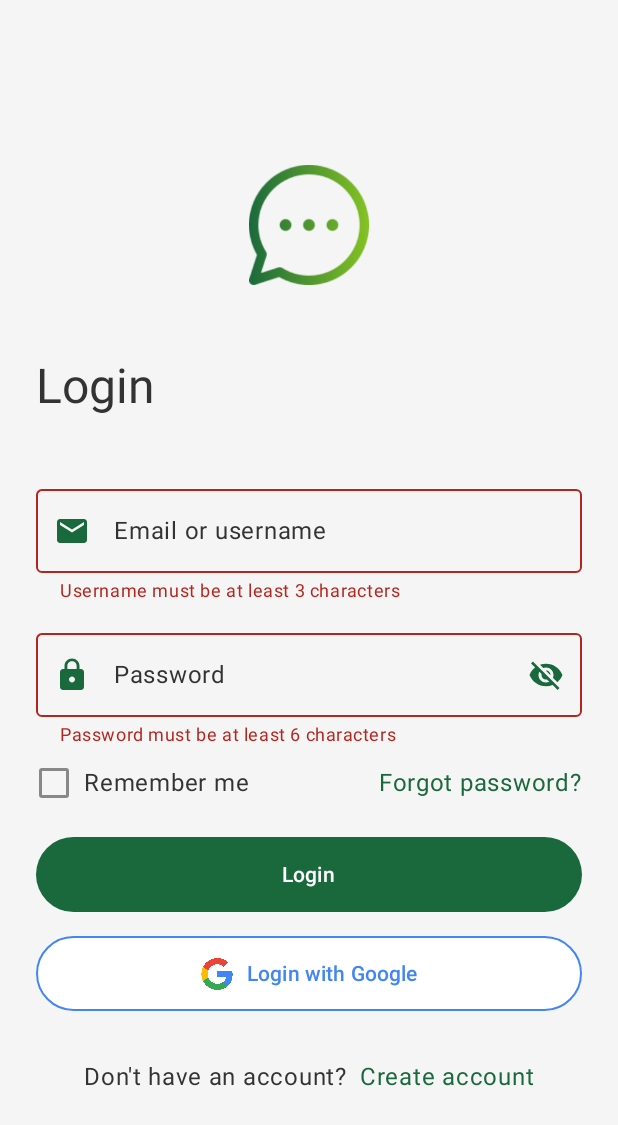
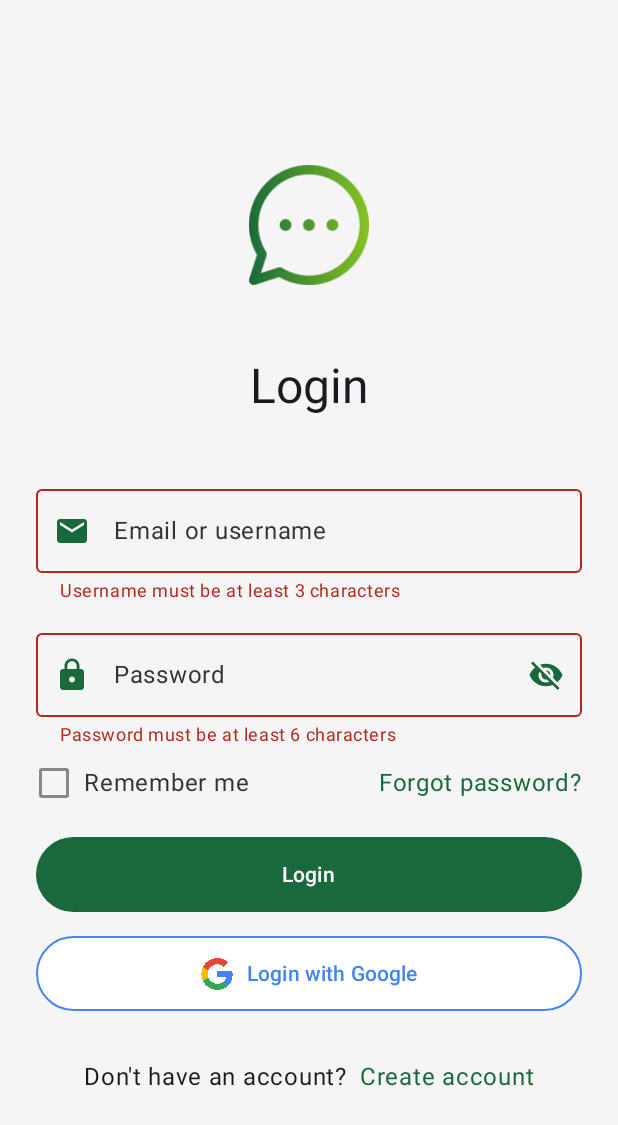
Before and after one commit to thantrieu/Messenger_2025, an Android app built with Jetpack Compose: the screen it shows after launch (MainActivity), after a tap on "Login", on a phone screen of 412 x 824 dp. Shown: the top 1125 px of the screen. Run offline under Robolectric (Android 15) with nearby library versions, the phone set to English and light mode, and no system bars; our stand-ins replace Dagger/Hilt's generated code.

Commit message:
Add update and refine code for login screen

```diff
--- a/app/src/main/java/pro/branium/messenger/presentation/screens/LoginScreen.kt
+++ b/app/src/main/java/pro/branium/messenger/presentation/screens/LoginScreen.kt
@@ -6,6 +6,7 @@ import androidx.compose.foundation.Image
 import androidx.compose.foundation.background
 import androidx.compose.foundation.clickable
 import androidx.compose.foundation.layout.Arrangement
+import androidx.compose.foundation.layout.Box
 import androidx.compose.foundation.layout.Column
 import androidx.compose.foundation.layout.Row
 import androidx.compose.foundation.layout.Spacer
@@ -24,7 +25,6 @@ import androidx.compose.material3.Button
 import androidx.compose.material3.ButtonDefaults
 import androidx.compose.material3.Checkbox
 import androidx.compose.material3.CheckboxDefaults
-import androidx.compose.material3.CircularProgressIndicator
 import androidx.compose.material3.Icon
 import androidx.compose.material3.IconButton
 import androidx.compose.material3.MaterialTheme
@@ -44,15 +44,20 @@ import androidx.compose.runtime.setValue
 import androidx.compose.ui.Alignment
 import androidx.compose.ui.Modifier
 import androidx.compose.ui.graphics.Color
+import androidx.compose.ui.platform.LocalFocusManager
 import androidx.compose.ui.res.painterResource
 import androidx.compose.ui.res.stringResource
 import androidx.compose.ui.text.input.PasswordVisualTransformation
 import androidx.compose.ui.text.input.VisualTransformation
+import androidx.compose.ui.text.style.TextAlign
 import androidx.compose.ui.tooling.preview.Preview
 import androidx.compose.ui.unit.dp
 import androidx.hilt.navigation.compose.hiltViewModel
 import pro.branium.messenger.R
 import pro.branium.messenger.presentation.theme.DarkGreen
+import pro.branium.messenger.presentation.theme.GoogleBlue
+import pro.branium.messenger.presentation.theme.LightGrey
+import pro.branium.messenger.presentation.theme.TextGrey
 import pro.branium.messenger.presentation.viewmodel.AuthViewModel
 
 data class LoginState(
@@ -67,6 +72,12 @@ data class LoginFormState(
     val isCorrect: Boolean = false
 )
 
+data class LoginFormInput(
+    val email: String = "",
+    val password: String = "",
+    val rememberMe: Boolean = false
+)
+
 @Composable
 fun LoginScreen(
     authViewModel: AuthViewModel,
@@ -75,19 +86,41 @@ fun LoginScreen(
     onForgotPasswordClick: () -> Unit = {},
     onCreateAccountClick: () -> Unit = {}
 ) {
-    var email by remember { mutableStateOf("") }
-    var password by remember { mutableStateOf("") }
+    var loginFormInput by remember { mutableStateOf(LoginFormInput()) }
     var passwordVisible by remember { mutableStateOf(false) }
-    var rememberMe by remember { mutableStateOf(false) }
     val loginFormState by authViewModel.loginFormState.collectAsState()
     val loginState by authViewModel.loginState.collectAsState()
     val snackbarHostState = remember { SnackbarHostState() }
     var triggerLogin by remember { mutableStateOf(false) }
 
-    LaunchedEffect(triggerLogin) {
-        if (loginFormState.isCorrect) {
-            authViewModel.login(username = email, password = password, rememberMe = rememberMe)
-            triggerLogin = false
+//    val context = LocalContext.current
+    val focusManager = LocalFocusManager.current
+
+
+    // Trigger actual login after form validation succeeds
+    LaunchedEffect(loginFormState.isCorrect) {
+        if (loginFormState.isCorrect && triggerLogin) {
+            authViewModel.login(
+                username = loginFormInput.email,
+                password = loginFormInput.password,
+                rememberMe = loginFormInput.rememberMe
+            )
+            triggerLogin = false // Reset trigger
+        }
+    }
+
+    // Observe login success and trigger navigation/snackbar
+    LaunchedEffect(loginState.isSuccess) {
+        if (loginState.isSuccess == true) {
+            onLoginSuccess()
+        }
+    }
+
+    // Observe login error and show Snackbar
+    val errorMessage = stringResource(loginState.errorMessage ?: R.string.message_login_failed)
+    LaunchedEffect(errorMessage, loginState) {
+        if (loginState.errorMessage != null) {
+            snackbarHostState.showSnackbar(message = errorMessage)
         }
     }
 
@@ -97,14 +130,14 @@ fun LoginScreen(
             SnackbarHost(hostState = snackbarHostState)
         }
     ) { innerPadding ->
+        Box(modifier = Modifier.fillMaxSize()) {
             Column(
                 modifier = Modifier
                     .fillMaxSize()
-                .background(color = Color(0xFFF5F5F5)) // Light gray background
+                    .background(color = LightGrey) // Light gray background
                     .padding(innerPadding)
                     .padding(24.dp),
-            verticalArrangement = Arrangement.Center,
-            horizontalAlignment = Alignment.Start
+                verticalArrangement = Arrangement.Center
             ) {
                 // Logo in a header
                 Row(
@@ -124,16 +157,20 @@ fun LoginScreen(
 
                 Text(
                     text = stringResource(R.string.title_login),
+                    modifier = Modifier
+                        .fillMaxWidth()
+                        .align(Alignment.CenterHorizontally),
                     style = MaterialTheme.typography.headlineLarge,
-                color = Color(0xFF333333) // Dark gray for better contrast
+                    textAlign = TextAlign.Center,
+                    color = MaterialTheme.colorScheme.onBackground
                 )
 
                 Spacer(modifier = Modifier.height(40.dp))
 
                 // Email Field
                 OutlinedTextField(
-                value = email,
-                onValueChange = { email = it },
+                    value = loginFormInput.email,
+                    onValueChange = { loginFormInput = loginFormInput.copy(email = it) },
                     label = {
                         Text(stringResource(R.string.email_or_username), color = Color(0xFF333333))
                     },
@@ -147,7 +184,7 @@ fun LoginScreen(
                     placeholder = {
                         Text(
                             stringResource(R.string.email_placeholder),
-                        color = Color(0xFF888888)
+                            color = TextGrey
                         )
                     },
                     modifier = Modifier.fillMaxWidth(),
@@ -158,22 +195,16 @@ fun LoginScreen(
                         unfocusedBorderColor = Color.Gray
                     )
                 )
-            Spacer(modifier = Modifier.height(4.dp))
-            if (loginFormState.usernameError != null) {
-                Text(
-                    text = stringResource(loginFormState.usernameError!!),
-                    color = MaterialTheme.colorScheme.error,
-                    style = MaterialTheme.typography.bodySmall,
-                    modifier = Modifier.padding(start = 16.dp)
+                FormFieldMessage(
+                    message = loginFormState.usernameError?.let { stringResource(it) },
+                    isError = loginFormState.usernameError != null
                 )
-            }
-
                 Spacer(modifier = Modifier.height(12.dp))
 
                 // Password Field
                 OutlinedTextField(
-                value = password,
-                onValueChange = { password = it },
+                    value = loginFormInput.password,
+                    onValueChange = { loginFormInput = loginFormInput.copy(password = it) },
                     label = {
                         Text(stringResource(R.string.label_password), color = Color(0xFF333333))
                     },
@@ -184,12 +215,24 @@ fun LoginScreen(
                             tint = DarkGreen
                         )
                     },
-                visualTransformation = if (passwordVisible) VisualTransformation.None else PasswordVisualTransformation(),
+                    visualTransformation = if (passwordVisible) {
+                        VisualTransformation.None
+                    } else {
+                        PasswordVisualTransformation()
+                    },
                     trailingIcon = {
                         IconButton(onClick = { passwordVisible = !passwordVisible }) {
                             Icon(
-                            imageVector = if (passwordVisible) Icons.Filled.Visibility else Icons.Filled.VisibilityOff,
-                            contentDescription = if (passwordVisible) "Hide password" else "Show password",
+                                imageVector = if (passwordVisible) {
+                                    Icons.Filled.Visibility
+                                } else {
+                                    Icons.Filled.VisibilityOff
+                                },
+                                contentDescription = if (passwordVisible) {
+                                    "Hide password"
+                                } else {
+                                    "Show password"
+                                },
                                 tint = DarkGreen
                             )
                         }
@@ -197,7 +240,7 @@ fun LoginScreen(
                     placeholder = {
                         Text(
                             stringResource(R.string.password_placeholder),
-                        color = Color(0xFF888888)
+                            color = TextGrey
                         )
                     },
                     modifier = Modifier.fillMaxWidth(),
@@ -208,16 +251,10 @@ fun LoginScreen(
                         unfocusedBorderColor = Color.Gray
                     )
                 )
-            Spacer(modifier = Modifier.height(4.dp))
-            if (loginFormState.passwordError != null) {
-                Text(
-                    text = stringResource(loginFormState.passwordError!!),
-                    color = MaterialTheme.colorScheme.error,
-                    style = MaterialTheme.typography.bodySmall,
-                    modifier = Modifier.padding(start = 16.dp)
+                FormFieldMessage(
+                    message = loginFormState.passwordError?.let { stringResource(it) },
+                    isError = loginFormState.passwordError != null
                 )
-            }
-
                 Spacer(modifier = Modifier.height(12.dp))
 
                 // Remember Me and Forgot Password
@@ -227,11 +264,16 @@ fun LoginScreen(
                 ) {
                     Row(
                         verticalAlignment = Alignment.CenterVertically,
-                    modifier = Modifier.clickable { rememberMe = !rememberMe }
+                        modifier = Modifier.clickable {
+                            loginFormInput =
+                                loginFormInput.copy(rememberMe = !loginFormInput.rememberMe)
+                        }
                     ) {
                         Checkbox(
-                        checked = rememberMe,
-                        onCheckedChange = { rememberMe = it },
+                            checked = loginFormInput.rememberMe,
+                            onCheckedChange = {
+                                loginFormInput = loginFormInput.copy(rememberMe = it)
+                            },
                             modifier = Modifier.size(24.dp),
                             colors = CheckboxDefaults.colors(
                                 checkedColor = DarkGreen,
@@ -253,12 +295,23 @@ fun LoginScreen(
                 // Login Button
                 Button(
                     onClick = {
-                    authViewModel.onLoginClicked(email, password)
-                    triggerLogin = true
+                        authViewModel.onLoginClicked(loginFormInput.email, loginFormInput.password)
+                        triggerLogin = true // set trigger login after validation
+                        // force close the keyboard
+                        // approach 1: using InputMethodManager
+//                    val imm =
+//                        context.getSystemService(Context.INPUT_METHOD_SERVICE) as InputMethodManager
+//                    imm.hideSoftInputFromWindow(
+//                        (context as? Activity)?.currentFocus?.windowToken,
+//                        0
+//                    )
+                        // approach 2: using LocalFocusManager to clear focus
+                        focusManager.clearFocus()
                     },
                     modifier = Modifier
                         .fillMaxWidth()
                         .height(50.dp),
+                    enabled = !loginState.isLoading,
                     colors = ButtonDefaults.buttonColors(containerColor = DarkGreen) // Deep purple
                 ) {
                     Text(text = stringResource(R.string.action_login), color = Color.White)
@@ -271,13 +324,14 @@ fun LoginScreen(
                     modifier = Modifier
                         .fillMaxWidth()
                         .height(50.dp),
+                    enabled = !loginState.isLoading,
                     colors = ButtonDefaults.buttonColors(
                         containerColor = Color.White,
                         contentColor = Color.Black // Default text color for contrast
                     ),
                     border = BorderStroke(
                         width = 1.dp,
-                    color = Color(0xFF4285F4) // Google's blue for border
+                        color = GoogleBlue
                     )
                 ) {
                     Row(
@@ -292,7 +346,7 @@ fun LoginScreen(
                         Spacer(modifier = Modifier.width(8.dp))
                         Text(
                             text = stringResource(R.string.action_login_with_google),
-                        color = Color(0xFF4285F4) // Google's blue for text
+                            color = GoogleBlue
                         )
                     }
                 }
@@ -308,7 +362,7 @@ fun LoginScreen(
                 ) {
                     Text(
                         text = stringResource(R.string.label_dont_have_account),
-                    color = Color(0xFF333333)
+                        color = MaterialTheme.colorScheme.onSurface
                     )
                     Spacer(modifier = Modifier.width(8.dp))
                     Text(
@@ -316,20 +370,9 @@ fun LoginScreen(
                         color = DarkGreen
                     )
                 }
-
+            }
             if (loginState.isLoading) {
-                CircularProgressIndicator(modifier = Modifier.align(Alignment.CenterHorizontally))
-            }
-            loginState.isSuccess?.let { isSuccess ->
-                if (isSuccess) {
-                    onLoginSuccess()
-                } else {
-                    val loginErrorMessage =
-                        stringResource(loginState.errorMessage ?: R.string.message_login_failed)
-                    LaunchedEffect(Unit) {
-                        snackbarHostState.showSnackbar(message = loginErrorMessage)
-                    }
-                }
+                ProcessingDialog()
             }
         }
     }
--- a/app/src/main/java/pro/branium/messenger/presentation/theme/Color.kt
+++ b/app/src/main/java/pro/branium/messenger/presentation/theme/Color.kt
@@ -8,6 +8,9 @@ val Pink80 = Color(0xFFEFB8C8)
 val DarkGreen = Color(0xFF1A693C)
 val LightGreen = Color(0xFF85C223)
 val MiddleGreen = Color(0xFF509630)
+val GoogleBlue = Color(0xFF4285F4)
+val TextGrey = Color(0xFF888888)
+val LightGrey = Color(0xFFF5F5F5)
 
 val Purple40 = Color(0xFF6650a4)
 val PurpleGrey40 = Color(0xFF625b71)
```
Also changed, not shown: app/src/main/java/pro/branium/messenger/presentation/screens/SignUpScreen.kt (+1 -41 lines), app/src/main/java/pro/branium/messenger/presentation/screens/Utils.kt (added, +60 -0 lines). Lines whose indentation alone changed are shown as unchanged.
